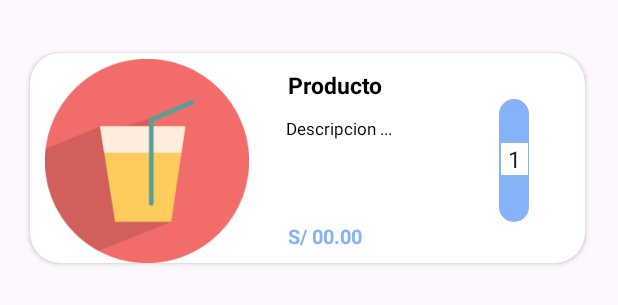
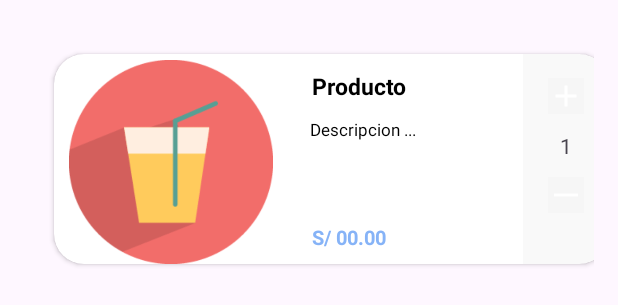
Before and after one commit to Jhieyme/EasyOrder, an Android app: the layout item_product.xml on its own in the app's theme, with its tools: preview values and no code run, on a phone screen of 412 x 824 dp. Shown: the top 305 px of the screen. Run offline under Robolectric (Android 15) with nearby library versions, the phone set to English and light mode, and no system bars.

Commit message:
item_productv2 add

```diff
--- a/app/src/main/java/com/jennifer/easyorder/Fragments/ProductFragment.java
+++ b/app/src/main/java/com/jennifer/easyorder/Fragments/ProductFragment.java
@@ -6,6 +6,7 @@ import androidx.annotation.NonNull;
 import androidx.annotation.Nullable;
 import androidx.fragment.app.Fragment;
 import androidx.recyclerview.widget.GridLayoutManager;
+import androidx.recyclerview.widget.LinearLayoutManager;
 import androidx.recyclerview.widget.RecyclerView;
 
 import android.view.LayoutInflater;
@@ -45,7 +46,7 @@ public class ProductFragment extends Fragment {
         super.onViewCreated(view, savedInstanceState);
 
         recyclerView = view.findViewById(R.id.rv_product);
-        GridLayoutManager layoutManager = new GridLayoutManager(view.getContext(), 1);
+        LinearLayoutManager layoutManager = new LinearLayoutManager(view.getContext(), LinearLayoutManager.VERTICAL, false);
         binding.rvProduct.setLayoutManager(layoutManager);
 
         RestaurantInterface productInterface = RetrofitHelper.getInstance().create(RestaurantInterface.class);
--- a/app/src/main/java/com/jennifer/easyorder/Fragments/WorkerFragment.java
+++ b/app/src/main/java/com/jennifer/easyorder/Fragments/WorkerFragment.java
@@ -6,6 +6,7 @@ import androidx.annotation.NonNull;
 import androidx.annotation.Nullable;
 import androidx.fragment.app.Fragment;
 import androidx.recyclerview.widget.GridLayoutManager;
+import androidx.recyclerview.widget.LinearLayoutManager;
 import androidx.recyclerview.widget.RecyclerView;
 
 import android.view.LayoutInflater;
@@ -46,7 +47,7 @@ public class WorkerFragment extends Fragment {
         super.onViewCreated(view, savedInstanceState);
 
         recyclerView = view.findViewById(R.id.rv_worker);
-        GridLayoutManager layoutManager = new GridLayoutManager(view.getContext(), 1);
+        LinearLayoutManager layoutManager = new LinearLayoutManager(view.getContext(), LinearLayoutManager.VERTICAL, false);
         binding.rvWorker.setLayoutManager(layoutManager);
 
         RestaurantInterface workerInterface = RetrofitHelper.getInstance().create(RestaurantInterface.class);
--- a/app/src/main/res/drawable/ic_add.xml
+++ b/app/src/main/res/drawable/ic_add.xml
@@ -1,5 +1,5 @@
 <vector android:height="24dp" android:tint="#FFFFFF"
     android:viewportHeight="24" android:viewportWidth="24"
     android:width="24dp" xmlns:android="http://schemas.android.com/apk/res/android">
-    <path android:fillColor="@android:color/white" android:pathData="M19,13h-6v6h-2v-6H5v-2h6V5h2v6h6v2z"/>
+    <path android:fillColor="#FFFFFF" android:pathData="M19,13h-6v6h-2v-6H5v-2h6V5h2v6h6v2z"/>
 </vector>
--- a/app/src/main/res/drawable/ic_minus.xml
+++ b/app/src/main/res/drawable/ic_minus.xml
@@ -1,6 +1,6 @@
-<vector android:height="15dp" android:tint="#FFFFFF"
+<vector android:height="24dp" android:tint="#FFFFFF"
     android:viewportHeight="24" android:viewportWidth="24"
-    android:width="15dp" xmlns:android="http://schemas.android.com/apk/res/android">
-    <path android:fillColor="@android:color/white"
+    android:width="24dp" xmlns:android="http://schemas.android.com/apk/res/android">
+    <path android:fillColor="#FFFFFF"
         android:fillType="evenOdd" android:pathData="M4,11h16v2h-16z"/>
 </vector>
--- a/app/src/main/res/layout/fragment_product.xml
+++ b/app/src/main/res/layout/fragment_product.xml
@@ -4,6 +4,7 @@
     xmlns:tools="http://schemas.android.com/tools"
     android:layout_width="match_parent"
     android:layout_height="match_parent"
+    android:background="@color/black"
     tools:context=".Fragments.ProductFragment">
 
     <ScrollView
--- a/app/src/main/res/layout/item_product.xml
+++ b/app/src/main/res/layout/item_product.xml
@@ -2,9 +2,10 @@
 <androidx.constraintlayout.widget.ConstraintLayout xmlns:android="http://schemas.android.com/apk/res/android"
     xmlns:app="http://schemas.android.com/apk/res-auto"
     xmlns:tools="http://schemas.android.com/tools"
-    android:layout_width="400dp"
-    android:layout_height="180dp"
-    android:layout_marginTop="15dp">
+    android:layout_width="match_parent"
+    android:layout_height="wrap_content"
+    android:orientation="horizontal"
+    android:padding="16dp">
 
         <LinearLayout
             android:id="@+id/row1"
@@ -103,56 +104,149 @@
                         app:layout_constraintTop_toBottomOf="@+id/txt_description"
                         app:layout_constraintVertical_bias="0.0"/>
 
-                <Button
-                    android:layout_width="20dp"
-                    android:layout_height="90dp"
-                    android:layout_alignBottom="@+id/txt_description"
-                    android:layout_marginStart="0dp"
-                    android:layout_marginTop="9dp"
-                    android:layout_marginBottom="-12dp"
-                    android:layout_toEndOf="@+id/txt_description" />
+    <!--                <Button-->
+    <!--                    android:layout_width="20dp"-->
+    <!--                    android:layout_height="90dp"-->
+    <!--                    android:layout_alignBottom="@+id/txt_description"-->
+    <!--                    android:layout_marginStart="0dp"-->
+    <!--                    android:layout_marginTop="9dp"-->
+    <!--                    android:layout_marginBottom="-12dp"-->
+    <!--                    android:layout_toEndOf="@+id/txt_description" />-->
+
+    <!--                <ImageButton-->
+    <!--                    android:id="@+id/btn_minus"-->
+    <!--                    style="@style/Widget.Material3.Button.Icon"-->
+    <!--                    android:layout_width="25dp"-->
+    <!--                    android:layout_height="28dp"-->
+    <!--                    android:layout_marginStart="0dp"-->
+    <!--                    android:layout_marginEnd="-4dp"-->
+    <!--                    android:layout_marginBottom="32dp"-->
+    <!--                    android:layout_toEndOf="@+id/txt_description"-->
+    <!--                    android:contentDescription="@null"-->
+    <!--                    android:scaleType="centerCrop"-->
+    <!--                    android:src="@drawable/ic_minus" />-->
+
+    <!--                <EditText-->
+    <!--                    android:layout_width="18dp"-->
+    <!--                    android:layout_height="wrap_content"-->
+    <!--                    android:layout_alignParentStart="true"-->
+    <!--                    android:layout_marginStart="314dp"-->
+    <!--                    android:layout_marginTop="60dp"-->
+    <!--                    android:layout_marginBottom="39dp"-->
+    <!--                    android:background="@color/white"-->
+    <!--                    android:text="1"-->
+    <!--                    android:textAlignment="center"-->
+    <!--                    android:textSize="15dp" />-->
+
+    <!--                <ImageButton-->
+    <!--                    android:id="@+id/btn_plus"-->
+    <!--                    style="@style/Widget.Material3.Button.Icon"-->
+    <!--                    android:layout_width="22dp"-->
+    <!--                    android:layout_height="29dp"-->
+    <!--                    android:layout_marginStart="-325dp"-->
+    <!--                    android:layout_marginEnd="-2dp"-->
+    <!--                    android:layout_marginBottom="31dp"-->
+    <!--                    android:contentDescription="@null"-->
+    <!--                    android:scaleType="centerCrop"-->
+    <!--                    android:src="@drawable/ic_add_circle"/>-->
+
+
+    <!--                <LinearLayout-->
+    <!--                    android:layout_width="wrap_content"-->
+    <!--                    android:layout_height="79dp">-->
+
+    <!--                    <ImageButton-->
+    <!--                        android:layout_width="25dp"-->
+    <!--                        android:layout_height="wrap_content"-->
+    <!--                        android:background="@color/cardview_shadow_end_color"-->
+    <!--                        android:src="@drawable/ic_add" />-->
+
+
+    <!--                    <TextView-->
+    <!--                        android:layout_width="wrap_content"-->
+    <!--                        android:layout_height="wrap_content"-->
+    <!--                        android:text="1" />-->
+
+    <!--                    <ImageButton-->
+    <!--                        android:layout_width="25dp"-->
+    <!--                        android:layout_height="wrap_content"-->
+    <!--                        android:background="@color/cardview_shadow_end_color"-->
+    <!--                        android:src="@drawable/ic_minus" />-->
+
+    <!--                </LinearLayout>-->
+
+                    <LinearLayout
+                        android:id="@+id/layout"
+                        android:layout_width="wrap_content"
+                        android:layout_height="wrap_content"
+                        android:layout_alignParentTop="true"
+                        android:layout_alignParentEnd="true"
+                        android:layout_alignParentBottom="true"
+
+                        android:layout_toEndOf="@+id/txt_description"
+                        android:background="@color/cardview_shadow_end_color">
+
+                        <androidx.constraintlayout.widget.ConstraintLayout
+                            android:layout_width="match_parent"
+                            android:layout_height="match_parent"
+                            android:background="@color/cardview_shadow_end_color">
 
                             <ImageButton
-                    android:id="@+id/btn_minus"
-                    style="@style/Widget.Material3.Button.Icon"
-                    android:layout_width="25dp"
-                    android:layout_height="28dp"
-                    android:layout_marginStart="0dp"
-                    android:layout_marginEnd="-4dp"
-                    android:layout_marginBottom="32dp"
-                    android:layout_toEndOf="@+id/txt_description"
-                    android:contentDescription="@null"
-                    android:scaleType="centerCrop"
-                    android:src="@drawable/ic_minus" />
+                                android:id="@+id/imageButton2"
+                                android:layout_width="wrap_content"
+                                android:layout_height="wrap_content"
+                                android:layout_marginTop="16dp"
+                                android:background="@color/cardview_shadow_end_color"
+                                android:src="@drawable/ic_add"
+                                app:layout_constraintEnd_toEndOf="parent"
+                                app:layout_constraintStart_toStartOf="parent"
+                                app:layout_constraintTop_toTopOf="parent" />
 
-                <EditText
-                    android:layout_width="18dp"
+                            <TextView
+                                android:layout_width="match_parent"
                                 android:layout_height="wrap_content"
-                    android:layout_alignParentStart="true"
-                    android:layout_marginStart="314dp"
-                    android:layout_marginTop="60dp"
-                    android:layout_marginBottom="39dp"
-                    android:background="@color/white"
                                 android:text="1"
                                 android:textAlignment="center"
-                    android:textSize="15dp" />
+                                app:layout_constraintBottom_toTopOf="@+id/imageButton5"
+                                app:layout_constraintEnd_toEndOf="parent"
+                                app:layout_constraintStart_toStartOf="parent"
+                                app:layout_constraintTop_toBottomOf="@+id/imageButton2" />
 
                             <ImageButton
-                    android:id="@+id/btn_plus"
-                    style="@style/Widget.Material3.Button.Icon"
-                    android:layout_width="22dp"
-                    android:layout_height="29dp"
-                    android:layout_marginStart="-325dp"
-                    android:layout_marginEnd="-2dp"
-                    android:layout_marginBottom="31dp"
-                    android:contentDescription="@null"
-                    android:scaleType="centerCrop"
-                    android:src="@drawable/ic_add_circle"/>
+                                android:id="@+id/imageButton5"
+                                android:layout_width="wrap_content"
+                                android:layout_height="wrap_content"
+                                android:background="@color/cardview_shadow_end_color"
+                                android:src="@drawable/ic_minus"
+                                app:layout_constraintBottom_toBottomOf="parent"
+                                app:layout_constraintEnd_toEndOf="parent"
+                                app:layout_constraintStart_toStartOf="parent"
+                                app:layout_constraintTop_toBottomOf="@+id/imageButton2"
+                                app:layout_constraintVertical_bias="0.555" />
+
+
+                        </androidx.constraintlayout.widget.ConstraintLayout>
+
+
+                    </LinearLayout>
+
+
+
+
 
                 </RelativeLayout>
 
             </androidx.cardview.widget.CardView>
 
+
         </LinearLayout>
 
+
+
+
+
+
+
+
+
 </androidx.constraintlayout.widget.ConstraintLayout>
```
Also changed, not shown: app/src/main/res/layout/item_customer.xml (+13 -10 lines), app/src/main/res/layout/item_worker.xml (+42 -45 lines). Lines whose indentation alone changed are shown as unchanged.
